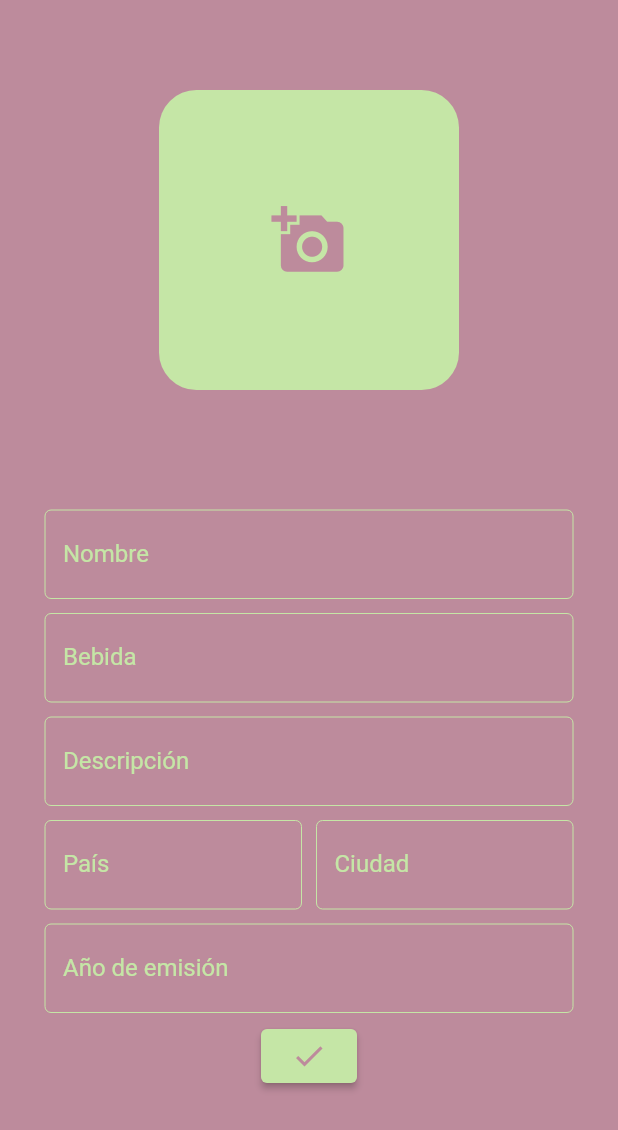
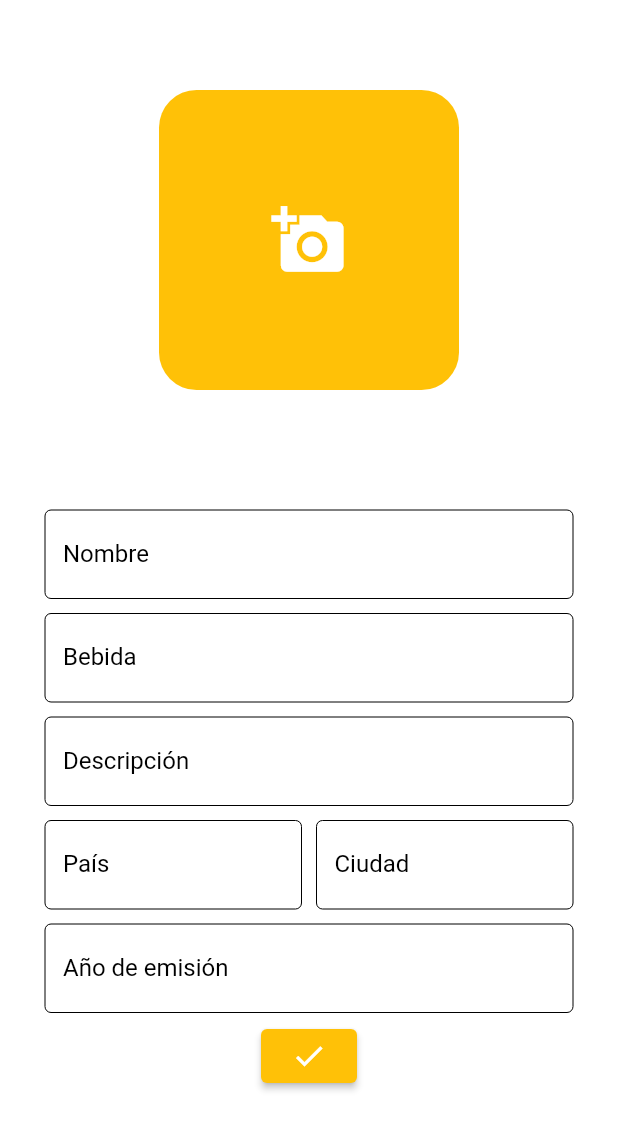
Before and after one commit to JulianOjea/bottle_cap_gallery, a Flutter app: the AddEditItem widget shown alone on an empty page, opened directly with empty values, on a phone screen of 412 x 824 dp. Shown: the top 1130 px of the screen. Run offline on Flutter 3.47's test engine with Material 2 defaults, Android fonts, the phone set to English and light mode, and no system bars; our stand-ins replace camera, dropdown_button2, flutter_typeahead, sqflite, sticky_headers, transparent_image; accounts and stored records are empty.

Commit message:
last updates, initial application almost ended
bug fix of erratic autofilled fields must be cleared

```diff
--- a/lib/src/app.dart
+++ b/lib/src/app.dart
@@ -16,11 +16,11 @@ class App extends StatelessWidget {
         routes: getApplicationRoutes(),
         theme: ThemeData(
           primaryColor: Colors.green,
-          canvasColor: Color.fromARGB(255, 189, 139, 156),
+          //canvasColor: Color.fromARGB(255, 189, 139, 156),
+          canvasColor: Colors.white,
           textTheme: const TextTheme(
               bodyText1: TextStyle(color: Colors.green),
-              bodyText2: TextStyle(
-                  color: Color.fromARGB(255, 197, 230, 166), fontSize: 20)),
+              bodyText2: TextStyle(color: Colors.black, fontSize: 20)),
         ),
       ),
     );
--- a/lib/src/views/ui/add_edit_item_view.dart
+++ b/lib/src/views/ui/add_edit_item_view.dart
@@ -142,7 +142,8 @@ class _AddEditItemState extends State<AddEditItem> {
             width: 200.0,
             height: 200.0,
             decoration: new BoxDecoration(
-              color: Color.fromARGB(255, 197, 230, 166),
+              //color: Color.fromARGB(255, 197, 230, 166),
+              color: Colors.amber,
               shape: BoxShape.rectangle,
               borderRadius: BorderRadius.all(Radius.circular(25.0)),
             ),
@@ -150,7 +151,8 @@ class _AddEditItemState extends State<AddEditItem> {
           Icon(
             Icons.add_a_photo,
             size: 50.0,
-            color: Color.fromARGB(255, 189, 139, 156),
+            //color: Color.fromARGB(255, 189, 139, 156),
+            color: Colors.white,
           ),
           Container(
             width: 300.0,
@@ -169,7 +171,8 @@ class _AddEditItemState extends State<AddEditItem> {
         ],
       ),
       decoration: BoxDecoration(
-        color: Color.fromARGB(255, 189, 139, 156),
+        //color: Color.fromARGB(255, 189, 139, 156),
+        color: Colors.white,
       ),
     );
   }
@@ -179,24 +182,21 @@ class _AddEditItemState extends State<AddEditItem> {
     return Container(
       //padding: EdgeInsets.symmetric(horizontal: 10),
       child: TextFormField(
-        style: TextStyle(color: Color.fromARGB(255, 197, 230, 166)),
+        style: TextStyle(color: Colors.black),
         initialValue: initialValue,
         decoration: InputDecoration(
           enabledBorder: const OutlineInputBorder(
-            borderSide: const BorderSide(
-                color: Color.fromARGB(255, 197, 230, 166), width: 0.0),
+            borderSide: const BorderSide(color: Colors.black, width: 0.0),
           ),
           focusedBorder: OutlineInputBorder(
             borderRadius: BorderRadius.circular(25.0),
             borderSide: BorderSide(
-              color: Color.fromARGB(255, 197, 230, 166),
+              color: Colors.amber,
             ),
           ),
-          labelStyle: TextStyle(color: Color.fromARGB(255, 197, 230, 166)),
+          labelStyle: TextStyle(color: Colors.black),
           border: OutlineInputBorder(
-            borderSide: BorderSide(
-              color: Color.fromARGB(255, 197, 230, 166),
-            ),
+            borderSide: BorderSide(color: Colors.black),
           ),
           labelText: labelText,
         ),
@@ -218,20 +218,19 @@ class _AddEditItemState extends State<AddEditItem> {
       //padding: EdgeInsets.symmetric(horizontal: 10),
       child: TextFormField(
         keyboardType: TextInputType.number,
-        style: TextStyle(color: Color.fromARGB(255, 197, 230, 166)),
+        style: TextStyle(color: Colors.black),
         initialValue: initialReleaseDate,
         decoration: InputDecoration(
           enabledBorder: const OutlineInputBorder(
-            borderSide: const BorderSide(
-                color: Color.fromARGB(255, 197, 230, 166), width: 0.0),
+            borderSide: const BorderSide(color: Colors.black, width: 0.0),
           ),
           focusedBorder: OutlineInputBorder(
             borderRadius: BorderRadius.circular(25.0),
             borderSide: BorderSide(
-              color: Color.fromARGB(255, 197, 230, 166),
+              color: Colors.amber,
             ),
           ),
-          labelStyle: TextStyle(color: Color.fromARGB(255, 197, 230, 166)),
+          labelStyle: TextStyle(color: Colors.black),
           border: OutlineInputBorder(),
           labelText: labelText,
         ),
@@ -293,8 +292,7 @@ class _AddEditItemState extends State<AddEditItem> {
   Widget _submitButton(BuildContext context) {
     return ElevatedButton(
         style: ButtonStyle(
-            backgroundColor: MaterialStateProperty.all<Color>(
-                Color.fromARGB(255, 197, 230, 166))),
+            backgroundColor: MaterialStateProperty.all<Color>(Colors.amber)),
         onPressed: () {
           if (this._formKey.currentState!.validate()) {
             if (widget.flag == "a") {
@@ -308,11 +306,12 @@ class _AddEditItemState extends State<AddEditItem> {
               var collection = context.read<Collection>();
               collection.edit(widget.item);
               print("edito el item");
+              print(widget.item.country);
               widget.onButtonTapped(0, widget.editContext);
             }
           }
         },
-        child: Icon(Icons.check, color: Color.fromARGB(255, 189, 139, 156)));
+        child: Icon(Icons.check, color: Colors.white));
   }
 
   _typeAheadFormField(
@@ -325,20 +324,19 @@ class _AddEditItemState extends State<AddEditItem> {
       hideOnLoading: true,
       hideOnError: true,
       textFieldConfiguration: TextFieldConfiguration(
-          style: TextStyle(color: Color.fromARGB(255, 197, 230, 166)),
+          style: TextStyle(color: Colors.black),
           controller: typeAheadController,
           decoration: InputDecoration(
               enabledBorder: const OutlineInputBorder(
-                borderSide: const BorderSide(
-                    color: Color.fromARGB(255, 197, 230, 166), width: 0.0),
+                borderSide: const BorderSide(color: Colors.black, width: 0.0),
               ),
               focusedBorder: OutlineInputBorder(
                 borderRadius: BorderRadius.circular(25.0),
                 borderSide: BorderSide(
-                  color: Color.fromARGB(255, 197, 230, 166),
+                  color: Colors.amber,
                 ),
               ),
-              labelStyle: TextStyle(color: Color.fromARGB(255, 197, 230, 166)),
+              labelStyle: TextStyle(color: Colors.black),
               border: OutlineInputBorder(),
               labelText: labelText)),
       suggestionsCallback: (pattern) {
--- a/pubspec.yaml
+++ b/pubspec.yaml
@@ -62,7 +62,7 @@ flutter:
   assets:
   #   - images/a_dot_burr.jpeg
     - assets/ee.png
-
+    - assets/no_image.jpg
 
 
   # An image asset can refer to one or more resolution-specific "variants", see
```
Also changed, not shown: lib/src/views/ui/collection_view.dart (+32 -13 lines), lib/src/views/ui/item_view.dart (+13 -15 lines), assets/no_image.jpg (added).
